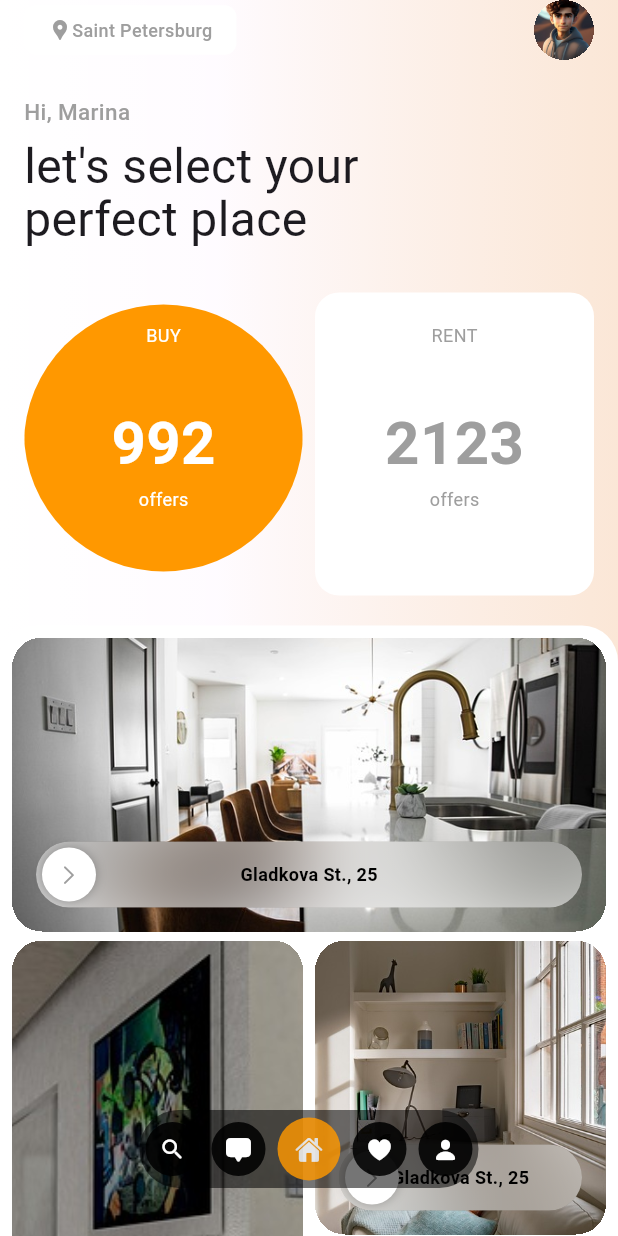
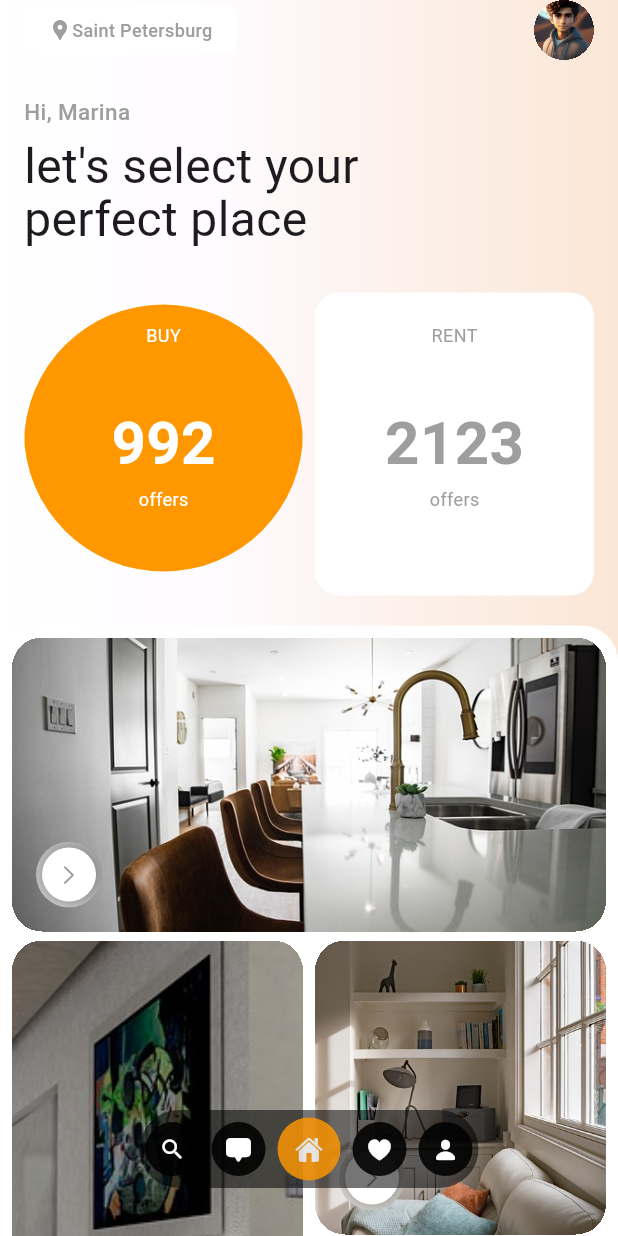
Before and after one commit to TayoDavid/real_estate_app_mp, a Flutter app: the first screen one second after launch, on a phone screen of 412 x 824 dp. Run offline on Flutter 3.47's test engine with Material 3 defaults, Android fonts, the light colour scheme and no system bars.

Commit message:
image container animation completed

```diff
--- a/lib/widgets/image_container.dart
+++ b/lib/widgets/image_container.dart
@@ -14,22 +14,28 @@
 }
 
 class _ImageContainerState extends State<ImageContainer> with TickerProviderStateMixin {
-  double _buttonSliderPosition = 0.0;
+  late AnimationController _animationController;
+  late Animation<double> _animation;
 
-  late AnimationController _animationController;
-  late Animation _animation;
+  var _width = 44.0;
 
   @override
   void initState() {
     super.initState();
+    _animationController = AnimationController(vsync: this, duration: Duration(seconds: 2));
+    _animation = CurvedAnimation(parent: _animationController, curve: Curves.easeInOut);
+
     Future.delayed(Duration(seconds: 1), () {
       setState(() {
-        _buttonSliderPosition = widget.width - 76;
+        _width = widget.width;
       });
     });
+  }
 
-    _animationController = AnimationController(vsync: this, duration: Duration(seconds: 2));
-    _animation = Tween<double>(begin: -40, end: 16).animate(_animationController);
+  @override
+  void dispose() {
+    _animationController.dispose();
+    super.dispose();
   }
 
   @override
@@ -51,8 +57,16 @@
               builder: (context, constraint) {
                 return Stack(
                   children: [
-                    ClipRRect(
-                      borderRadius: BorderRadius.circular(40),
+                    AnimatedContainer(
+                      width: _width,
+                      duration: Duration(seconds: 1),
+                      onEnd: () {
+                        _animationController
+                          ..reset()
+                          ..forward();
+                      },
+                      child: ClipRRect(
+                        borderRadius: BorderRadius.circular(44),
                         child: BackdropFilter(
                           filter: ImageFilter.blur(sigmaX: 30, sigmaY: 30),
                           child: Container(
@@ -68,24 +82,23 @@
                               ),
                             ),
                             alignment: Alignment.center,
-                          child: AnimatedBuilder(
-                              animation: _animation,
-                              builder: (context, child) {
-                                return Text(
+                            child: Stack(
+                              children: [
+                                FadeTransition(
+                                  opacity: _animation,
+                                  child: Center(
+                                    child: Text(
                                       "Gladkova St., 25",
                                       style: TextStyle(
                                         fontSize: 12,
                                         fontWeight: FontWeight.bold,
                                         color: Colors.black,
                                       ),
-                                );
-                              }),
                                     ),
                                   ),
                                 ),
-                    AnimatedPositioned(
-                      duration: Duration(milliseconds: 400),
-                      left: _buttonSliderPosition,
+                                Align(
+                                  alignment: Alignment.centerRight,
                                   child: Container(
                                     width: 36,
                                     height: 36,
@@ -100,6 +113,12 @@
                                     alignment: Alignment.center,
                                     child: Icon(CupertinoIcons.chevron_right, color: Colors.grey, size: 16),
                                   ),
+                                )
+                              ],
+                            ),
+                          ),
+                        ),
+                      ),
                     ),
                   ],
                 );
```
Lines whose indentation alone changed are shown as unchanged.
